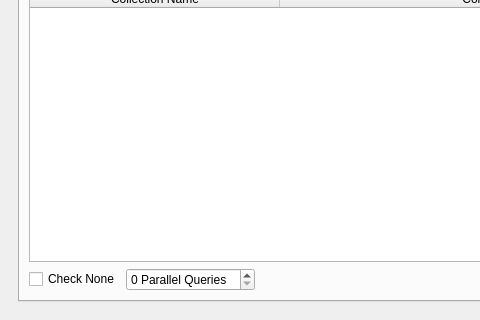
textbrowser/biblioteq, file UI/biblioteq_batch_activities_browser.ui: the form before one commit; both pictures show x 0 to 480 and y 180 to 500 of the 800 by 500 pixel window.
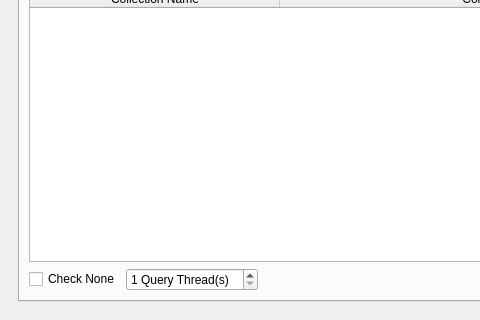
The form after the commit. The open tabs and pages were chosen to show the change. Icons and pictures are not drawn.

Commit message: Export photographs.

```diff
--- a/UI/biblioteq_batch_activities_browser.ui
+++ b/UI/biblioteq_batch_activities_browser.ui
@@ -974,7 +974,10 @@
              <item>
               <widget class="QSpinBox" name="export_photographs_threads">
                <property name="suffix">
-                <string> Parallel Queries</string>
+                <string> Query Thread(s)</string>
+               </property>
+               <property name="minimum">
+                <number>1</number>
                </property>
               </widget>
              </item>
```
Left out of the diff: 6 changed lines with no effect on the pictures. The commit also changes 2 other files.
